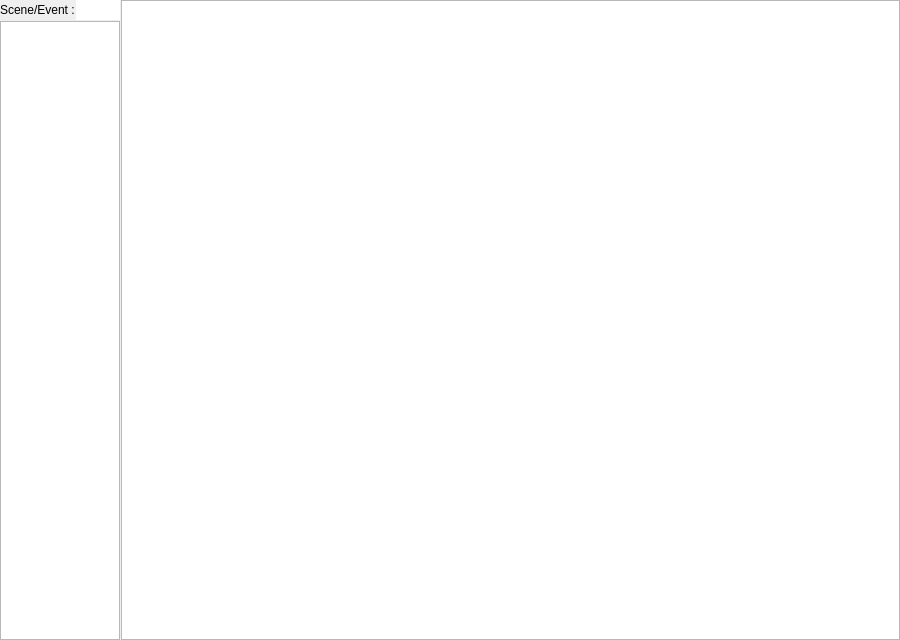
First picture: the form in src/_res/storyboard/storyboard.ui, repository IDragonfire/modular-client, before the edit.
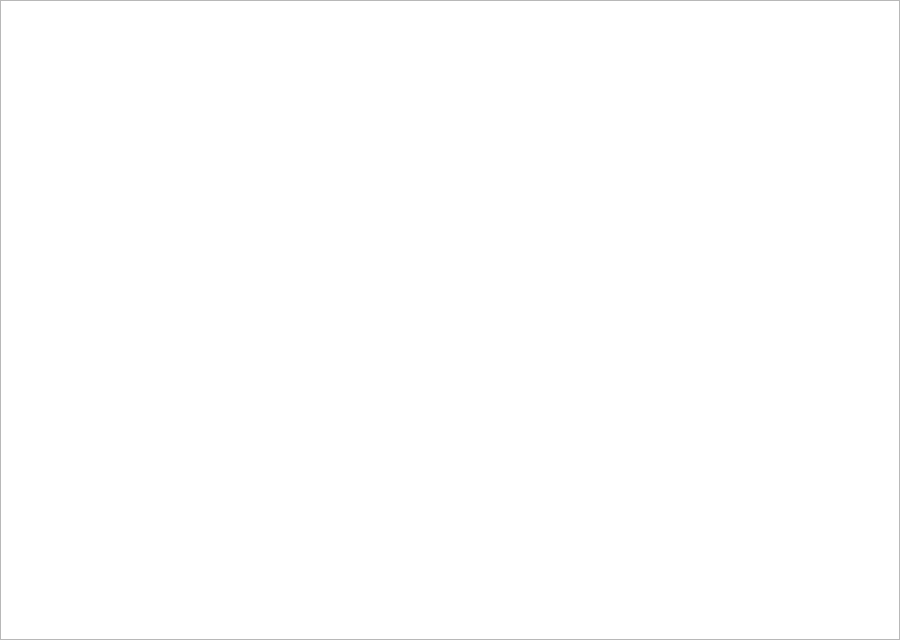
Second picture: the form after the edit.

Commit message: - Implementing restart. - The clip list is not duplicated anymore. - Each module emit their own message on update, allowing others module to   react accordingly.

```diff
--- a/src/_res/storyboard/storyboard.ui
+++ b/src/_res/storyboard/storyboard.ui
@@ -27,112 +27,6 @@
     <number>1</number>
    </property>
    <item row="0" column="0">
-    <widget class="QFrame" name="frame">
-     <property name="sizePolicy">
-      <sizepolicy hsizetype="Fixed" vsizetype="Expanding">
-       <horstretch>0</horstretch>
-       <verstretch>0</verstretch>
-      </sizepolicy>
-     </property>
-     <property name="minimumSize">
-      <size>
-       <width>0</width>
-       <height>0</height>
-      </size>
-     </property>
-     <property name="maximumSize">
-      <size>
-       <width>120</width>
-       <height>16777215</height>
-      </size>
-     </property>
-     <property name="lineWidth">
-      <number>0</number>
-     </property>
-     <layout class="QVBoxLayout" name="verticalLayout">
-      <property name="spacing">
-       <number>1</number>
-      </property>
-      <property name="margin">
-       <number>0</number>
-      </property>
-      <item>
-       <layout class="QFormLayout" name="formLayout">
-        <property name="fieldGrowthPolicy">
-         <enum>QFormLayout::AllNonFixedFieldsGrow</enum>
-        </property>
-        <item row="0" column="0">
-         <widget class="QLabel" name="label">
-          <property name="text">
-           <string>Scene/Event :</string>
-          </property>
-         </widget>
-        </item>
-        <item row="0" column="1">
-         <widget class="QLineEdit" name="filterScene">
-          <property name="focusPolicy">
-           <enum>Qt::ClickFocus</enum>
-          </property>
-          <property name="maxLength">
-           <number>32767</number>
-          </property>
-          <property name="frame">
-           <bool>false</bool>
-          </property>
-         </widget>
-        </item>
-       </layout>
-      </item>
-      <item>
-       <widget class="QListWidget" name="clipList">
-        <property name="sizePolicy">
-         <sizepolicy hsizetype="Expanding" vsizetype="Expanding">
-          <horstretch>0</horstretch>
-          <verstretch>0</verstretch>
-         </sizepolicy>
-        </property>
-        <property name="dragDropMode">
-         <enum>QAbstractItemView::InternalMove</enum>
-        </property>
-        <property name="selectionMode">
-         <enum>QAbstractItemView::NoSelection</enum>
-        </property>
-        <property name="iconSize">
-         <size>
-          <width>48</width>
-          <height>48</height>
-         </size>
-        </property>
-        <property name="verticalScrollMode">
-         <enum>QAbstractItemView::ScrollPerPixel</enum>
-        </property>
-        <property name="movement">
-         <enum>QListView::Snap</enum>
-        </property>
-        <property name="flow">
-         <enum>QListView::TopToBottom</enum>
-        </property>
-        <property name="resizeMode">
-         <enum>QListView::Fixed</enum>
-        </property>
-        <property name="layoutMode">
-         <enum>QListView::SinglePass</enum>
-        </property>
-        <property name="spacing">
-         <number>0</number>
-        </property>
-        <property name="viewMode">
-         <enum>QListView::ListMode</enum>
-        </property>
-        <property name="sortingEnabled">
-         <bool>true</bool>
-        </property>
-       </widget>
-      </item>
-     </layout>
-    </widget>
-   </item>
-   <item row="0" column="1">
     <widget class="QFrame" name="listFrame">
      <property name="frameShape">
       <enum>QFrame::NoFrame</enum>
```
The commit also changes 15 other files.
